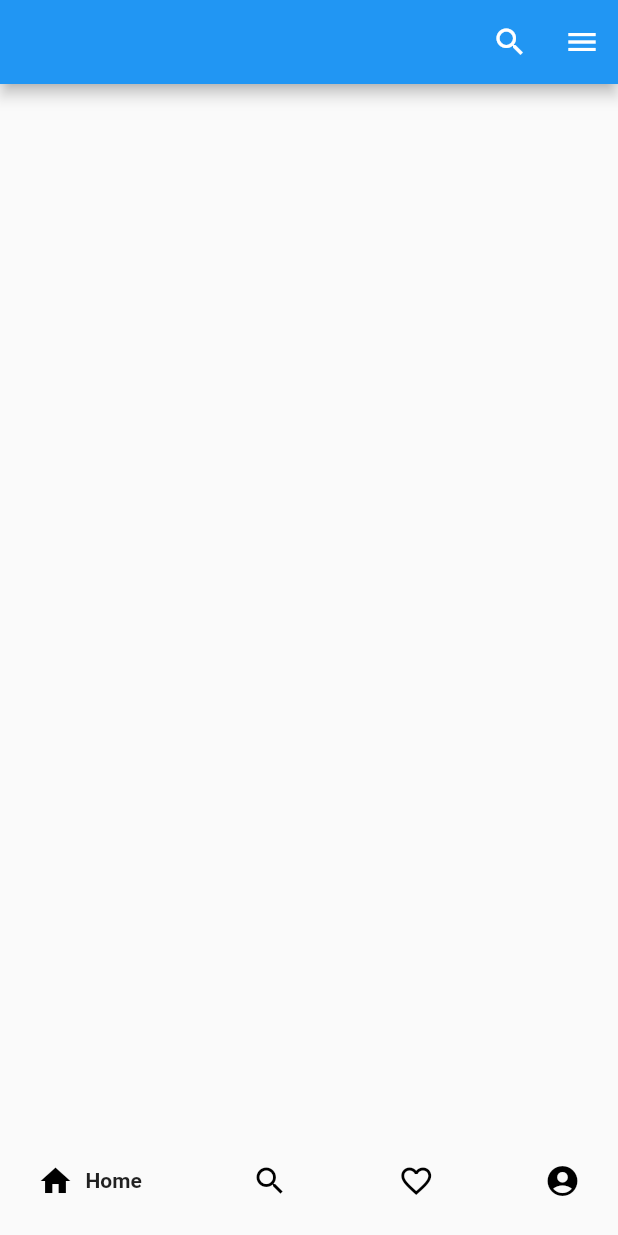
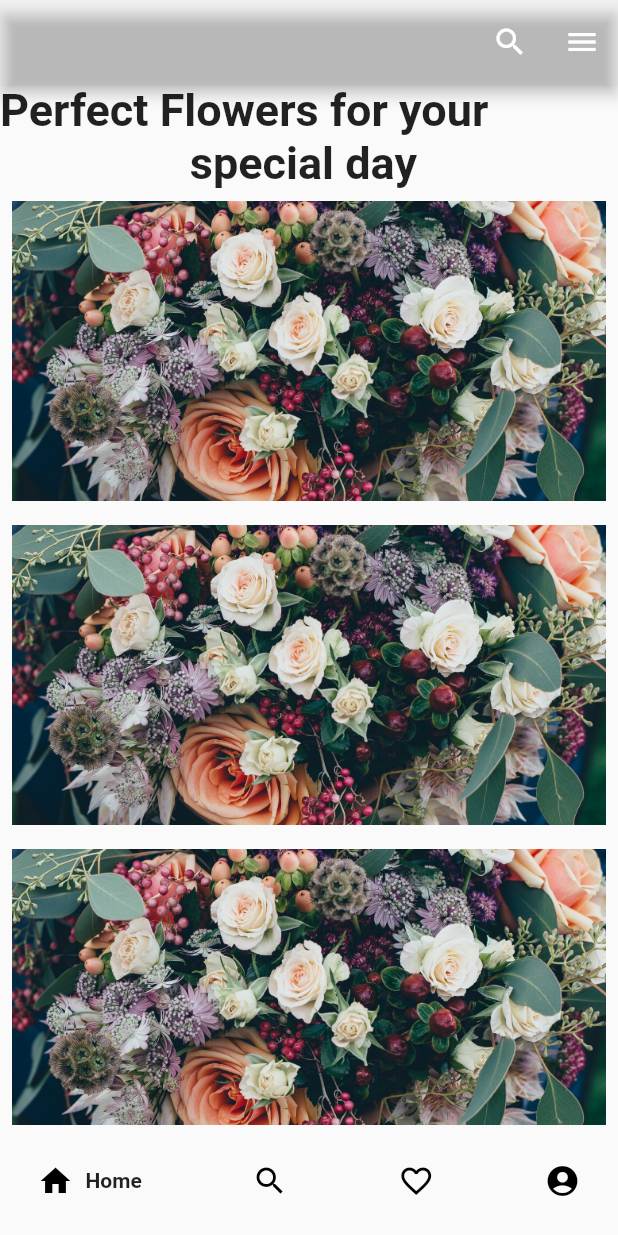
Before and after one commit to Dagitesh/DAGMAWIT_TESHALE-assignment-2, a Flutter app: the screen it shows after launch, on a phone screen of 412 x 824 dp. Run offline on Flutter 3.47's test engine with Material 2 defaults, Android fonts, the phone set to English and light mode, and no system bars; drawn by our look-alikes of google_nav_bar.

Commit message:
Scrollable column

```diff
--- a/lib/main.dart
+++ b/lib/main.dart
@@ -1,3 +1,5 @@
+import 'dart:ui';
+
 import 'package:flutter/material.dart';
 import 'package:google_nav_bar/google_nav_bar.dart';
 
@@ -8,39 +10,18 @@ void main() {
 class MyApp extends StatelessWidget {
   const MyApp({super.key});
 
-  // This widget is the root of your application.
   @override
   Widget build(BuildContext context) {
     return MaterialApp(
       debugShowCheckedModeBanner: false,
       home: const MyHomePage(title: ''),
-      theme: ThemeData(
-          // This is the theme of your application.
-          //
-          // Try running your application with "flutter run". You'll see the
-          // application has a blue toolbar. Then, without quitting the app, try
-          // changing the primarySwatch below to Colors.green and then invoke
-          // "hot reload" (press "r" in the console where you ran "flutter run",
-          // or simply save your changes to "hot reload" in a Flutter IDE).
-          // Notice that the counter didn't reset back to zero; the application
-          // is not restarted.
-
-          ),
+      theme: ThemeData(),
     );
   }
 }
 
 class MyHomePage extends StatefulWidget {
   const MyHomePage({super.key, required this.title});
-
-  // This widget is the home page of your application. It is stateful, meaning
-  // that it has a State object (defined below) that contains fields that affect
-  // how it looks.
-
-  // This class is the configuration for the state. It holds the values (in this
-  // case the title) provided by the parent (in this case the App widget) and
-  // used by the build method of the State. Fields in a Widget subclass are
-  // always marked "final".
 
   final String title;
 
@@ -49,8 +30,6 @@ class MyHomePage extends StatefulWidget {
 }
 
 class _MyHomePageState extends State<MyHomePage> {
-  int _counter = 0;
-
   void _incrementCounter() {
     setState(() {});
   }
@@ -58,6 +37,59 @@ class _MyHomePageState extends State<MyHomePage> {
   @override
   Widget build(BuildContext context) {
     return Scaffold(
+      body: ListView(children: [
+        Text(
+          "Perfect Flowers for your ",
+          style: TextStyle(fontSize: 30, fontWeight: FontWeight.bold),
+        ),
+        Container(
+          alignment: Alignment.center,
+          child: Text(
+            "special day ",
+            style: TextStyle(fontSize: 30, fontWeight: FontWeight.bold),
+          ),
+        ),
+        Padding(
+          padding: const EdgeInsets.all(8.0),
+          child: Container(
+              height: 200,
+              color: Colors.purple[200],
+              child: Image.asset(
+                'assets/abc.jpg',
+                fit: BoxFit.fitWidth,
+              )),
+        ),
+        Padding(
+          padding: const EdgeInsets.all(8.0),
+          child: Container(
+              height: 200,
+              color: Colors.purple[200],
+              child: Image.asset(
+                'assets/abc.jpg',
+                fit: BoxFit.fitWidth,
+              )),
+        ),
+        Padding(
+          padding: const EdgeInsets.all(8.0),
+          child: Container(
+              height: 200,
+              color: Colors.purple[200],
+              child: Image.asset(
+                'assets/abc.jpg',
+                fit: BoxFit.fitWidth,
+              )),
+        ),
+        Padding(
+          padding: const EdgeInsets.all(8.0),
+          child: Container(
+              height: 200,
+              color: Colors.purple[200],
+              child: Image.asset(
+                'assets/abc.jpg',
+                fit: BoxFit.fitWidth,
+              )),
+        )
+      ]),
       bottomNavigationBar: GNav(tabs: [
         GButton(
           icon: Icons.home,
@@ -81,8 +113,6 @@ class _MyHomePageState extends State<MyHomePage> {
         )
       ]),
       appBar: AppBar(
-          // Here we take the value from the MyHomePage object that was created by
-          // the App.build method, and use it to set our appbar title.
           title: Text(widget.title),
           actions: <Widget>[
             IconButton(
@@ -93,33 +123,8 @@ class _MyHomePageState extends State<MyHomePage> {
               icon: const Icon(Icons.menu),
               onPressed: () {},
             )
-          ]),
-      body: Center(
-        // Center is a layout widget. It takes a single child and positions it
-        // in the middle of the parent.
-        child: Column(
-          // Column is also a layout widget. It takes a list of children and
-          // arranges them vertically. By default, it sizes itself to fit its
-          // children horizontally, and tries to be as tall as its parent.
-          //
-          // Invoke "debug painting" (press "p" in the console, choose the
-          // "Toggle Debug Paint" action from the Flutter Inspector in Android
-          // Studio, or the "Toggle Debug Paint" command in Visual Studio Code)
-          // to see the wireframe for each widget.
-          //
-          // Column has various properties to control how it sizes itself and
-          // how it positions its children. Here we use mainAxisAlignment to
-          // center the children vertically; the main axis here is the vertical
-          // axis because Columns are vertical (the cross axis would be
-          // horizontal).
-          mainAxisAlignment: MainAxisAlignment.center,
-          children: <Widget>[
-            const Text(
-              '',
-            ),
           ],
-        ),
-      ),
+          backgroundColor: Color.fromARGB(9, 255, 255, 255)),
     );
   }
 }
--- a/pubspec.yaml
+++ b/pubspec.yaml
@@ -62,9 +62,9 @@ flutter:
   uses-material-design: true
 
   # To add assets to your application, add an assets section, like this:
-  # assets:
-  #   - images/a_dot_burr.jpeg
-  #   - images/a_dot_ham.jpeg
+  assets:
+    - assets/abc.jpg
+    - assets/plant2.jpg
 
   # An image asset can refer to one or more resolution-specific "variants", see
   # https://flutter.dev/assets-and-images/#resolution-aware
```
Also changed, not shown: assets/abc.jpg (added), assets/plant.jpg (added), assets/plant2 (2).jpg (added), assets/plant2.jpg (added), 2 other files.
